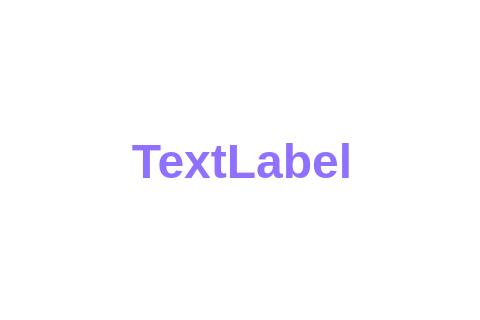
This is apps/Frames/messeage.ui in YadavGulshan/MedAlthea as Qt 5 draws it before an edit; both pictures show x 208 to 688 and y 229 to 549 of the 900 by 850 pixel window. The edited form follows.
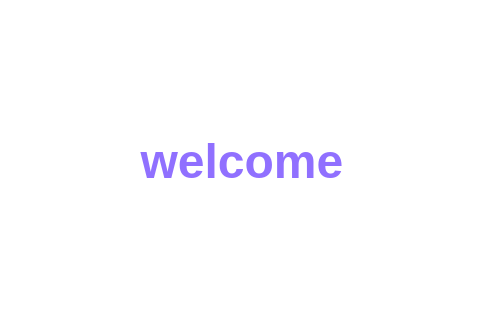
This is the edited form.

```diff
--- a/apps/Frames/messeage.ui
+++ b/apps/Frames/messeage.ui
@@ -45,8 +45,11 @@
       <height>521</height>
      </rect>
     </property>
+    <property name="styleSheet">
+     <string notr="true"/>
+    </property>
     <property name="text">
-     <string>TextLabel</string>
+     <string>welcome</string>
     </property>
     <property name="alignment">
      <set>Qt::AlignCenter</set>
```
